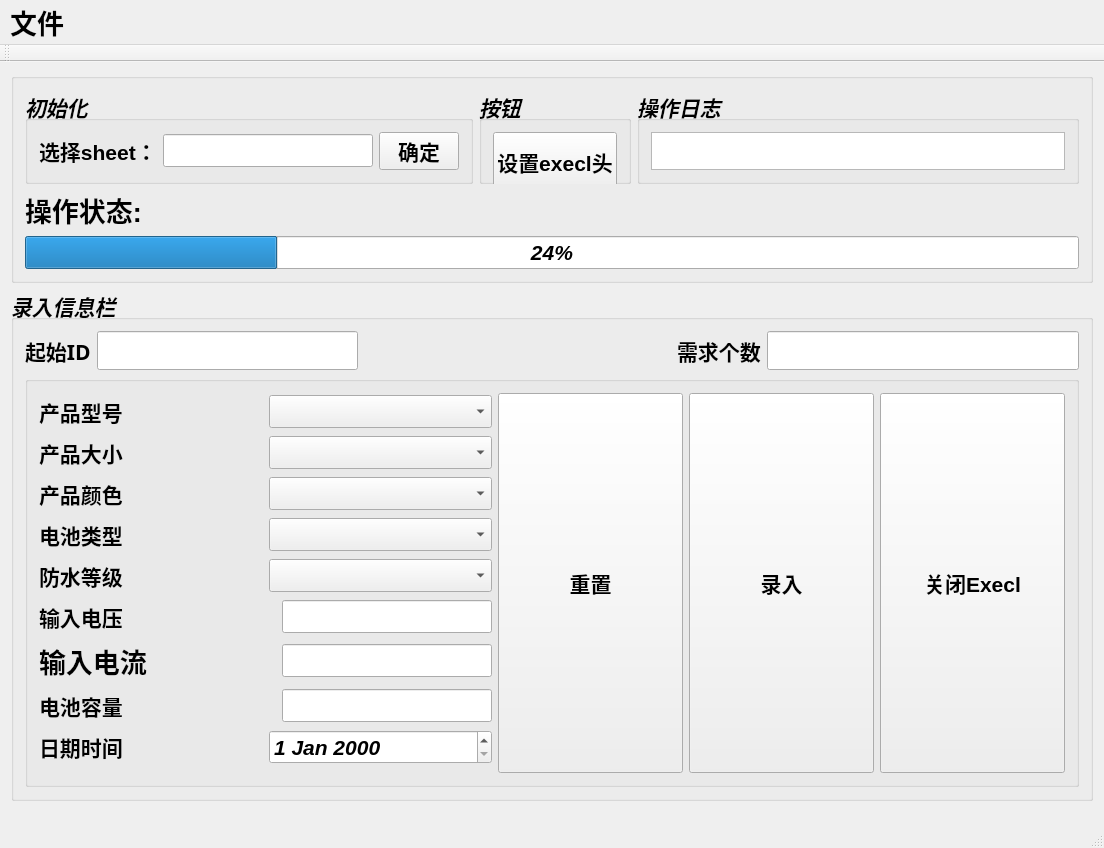
guoshijiang/IspdGenerator, file mainwindow.ui: the form before one commit.
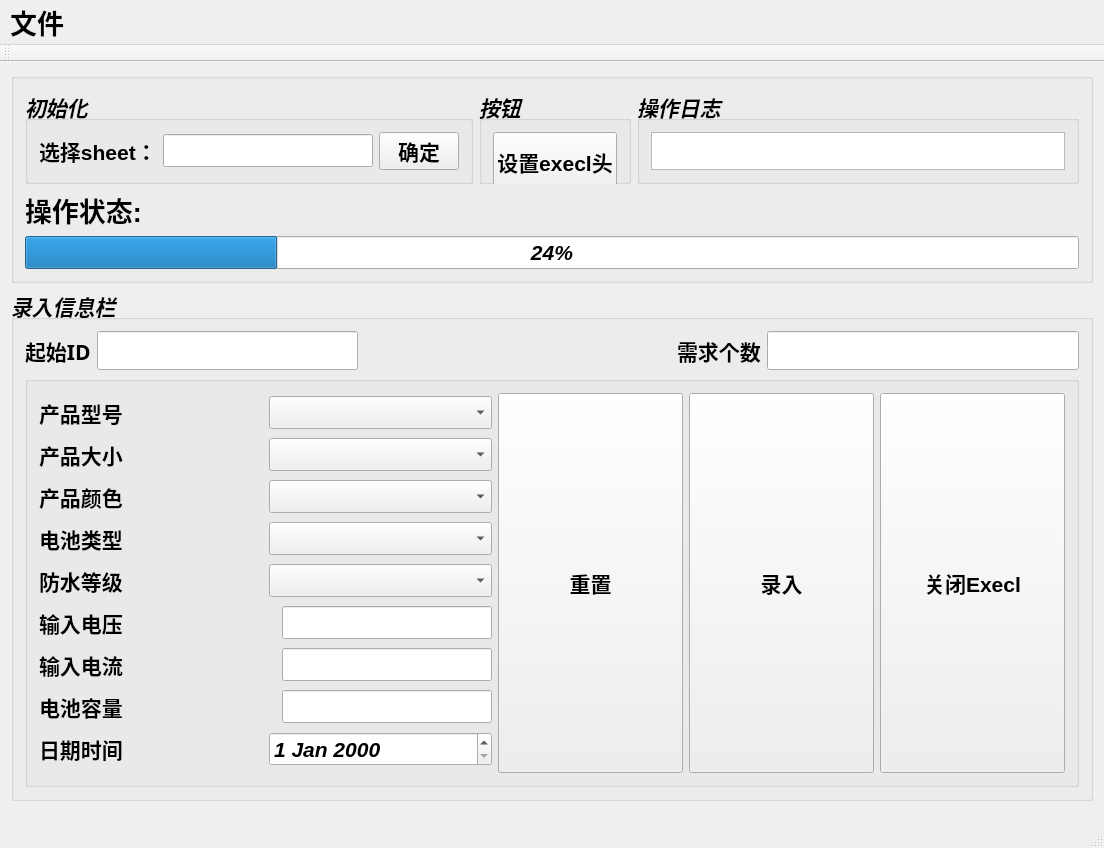
The form after the commit. Icons and pictures are not drawn.

Diff of the .ui file:
```diff
--- a/mainwindow.ui
+++ b/mainwindow.ui
@@ -7,7 +7,7 @@
     <x>0</x>
     <y>0</y>
     <width>1104</width>
-    <height>783</height>
+    <height>787</height>
    </rect>
   </property>
   <property name="sizePolicy">
@@ -557,7 +557,7 @@
                  <widget class="QLabel" name="label_11">
                   <property name="font">
                    <font>
-                    <pointsize>20</pointsize>
+                    <pointsize>16</pointsize>
                     <weight>75</weight>
                     <italic>false</italic>
                     <bold>true</bold>
```
